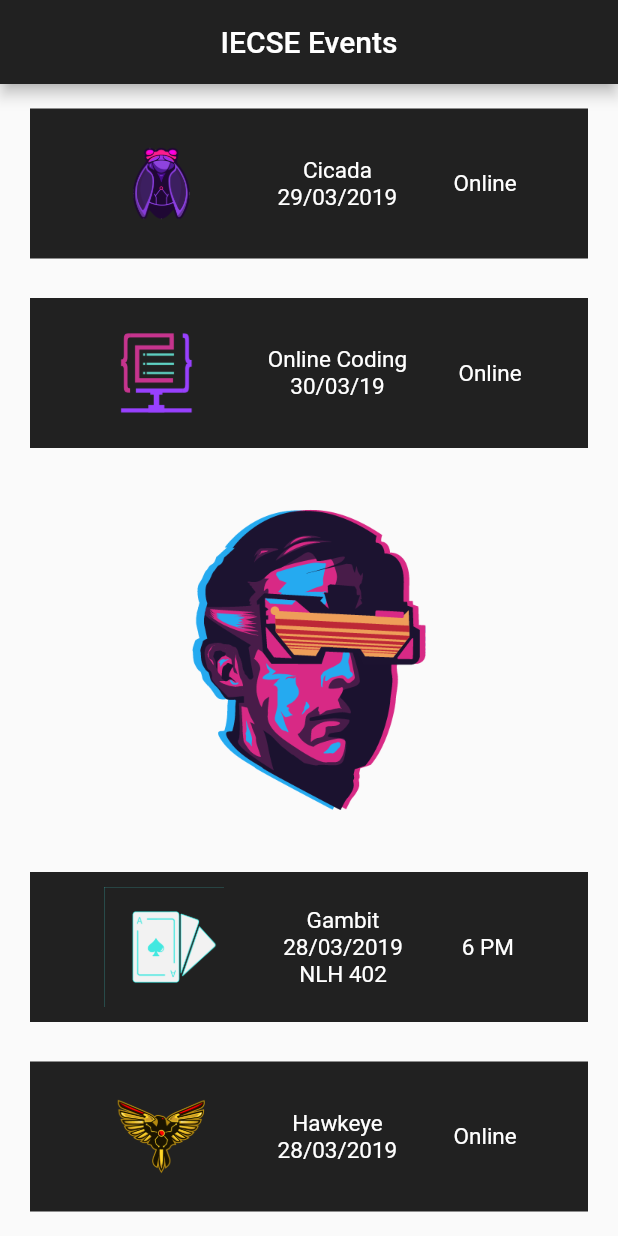
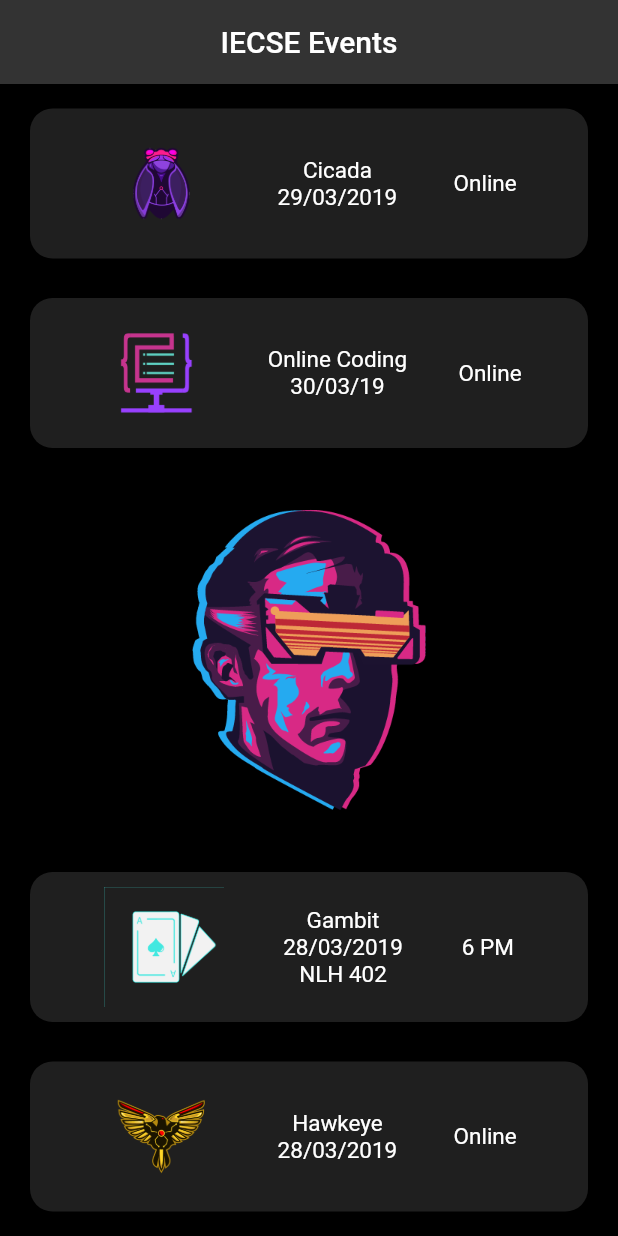
Before and after one commit to Hardikb19/IECSE-Dev-Winter-19, a Flutter app: the screen it shows after launch, on a phone screen of 412 x 824 dp. Run offline on Flutter 3.47's test engine with Material 2 defaults, Android fonts, the phone set to English and light mode, and no system bars.

Commit message:
version 2.0 <black theme>

```diff
--- a/myapp/lib/main.dart
+++ b/myapp/lib/main.dart
@@ -9,10 +9,11 @@ class MyApp extends StatelessWidget{
   Widget build(BuildContext context){
     return MaterialApp(
       home: Scaffold(
+        backgroundColor: Color(0xff000000),
         appBar: AppBar(
           title: Text('IECSE Events'),
           centerTitle: true,
-          backgroundColor: Colors.grey[900],
+          backgroundColor: Color(0xff333333),
         ),
         body:Column(
           mainAxisAlignment: MainAxisAlignment.spaceEvenly,
@@ -21,7 +22,11 @@ class MyApp extends StatelessWidget{
             Container(
               padding: EdgeInsets.all(10.0),
               margin: EdgeInsets.fromLTRB(20, 10, 20, 10),
-              color: Colors.black87,
+
+              decoration: new BoxDecoration(
+                borderRadius: new BorderRadius.circular(15),
+                color: Color(0xff1f1f1f),
+              ),
               child:Row(
                 mainAxisAlignment: MainAxisAlignment.spaceEvenly,
                 children: <Widget>[
@@ -64,7 +69,10 @@ class MyApp extends StatelessWidget{
             Container(
               padding: EdgeInsets.all(10),
               margin: EdgeInsets.fromLTRB(20, 10, 20, 10),
-              color: Colors.black87,
+              decoration: new BoxDecoration(
+                borderRadius: new BorderRadius.circular(15),
+                color: Color(0xff1f1f1f),
+              ),
               child:Row(
                 mainAxisAlignment: MainAxisAlignment.spaceEvenly,
                 children: <Widget>[
@@ -112,7 +120,10 @@ class MyApp extends StatelessWidget{
             Container(
               padding: EdgeInsets.all(10.0),
               margin: EdgeInsets.fromLTRB(20, 10, 20, 10),
-              color: Colors.black87,
+              decoration: new BoxDecoration(
+                borderRadius: new BorderRadius.circular(15),
+                color: Color(0xff1f1f1f),
+              ),
               child:Row(
                 mainAxisAlignment: MainAxisAlignment.spaceEvenly,
                 children: <Widget>[
@@ -161,7 +172,10 @@ class MyApp extends StatelessWidget{
             Container(
               padding: EdgeInsets.all(10.0),
               margin: EdgeInsets.fromLTRB(20, 10, 20, 10),
-              color: Colors.black87,
+              decoration: new BoxDecoration(
+                borderRadius: new BorderRadius.circular(15),
+                color: Color(0xff1f1f1f),
+              ),
               child:Row(
                 mainAxisAlignment: MainAxisAlignment.spaceEvenly,
                 children: <Widget>[
```
